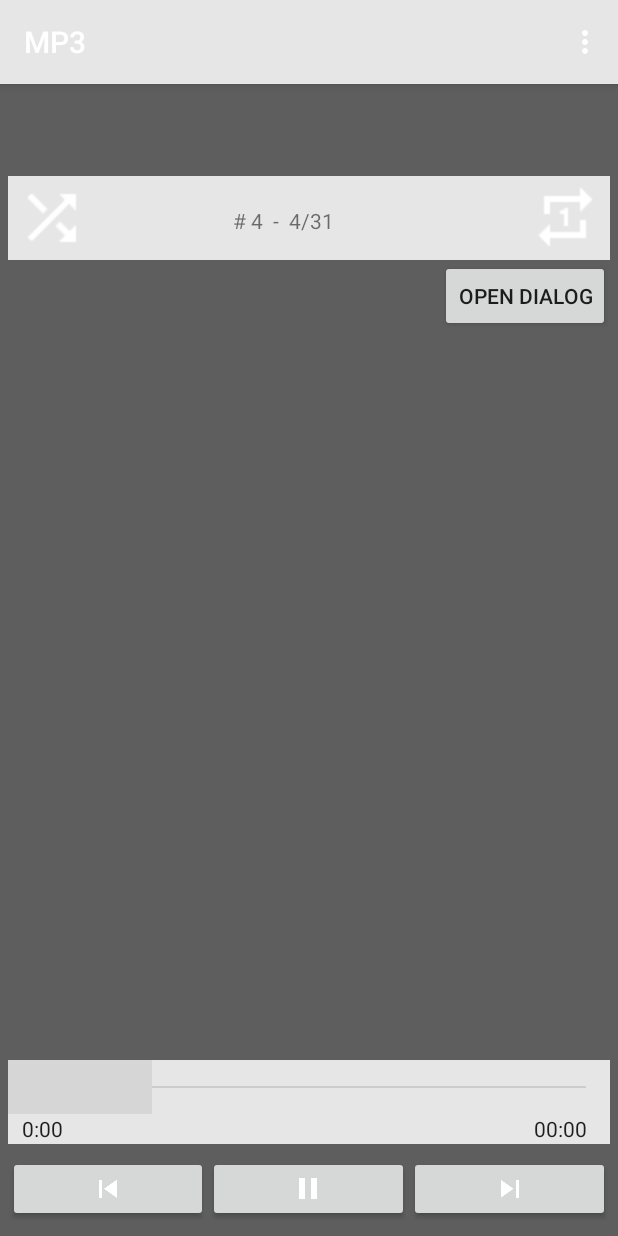
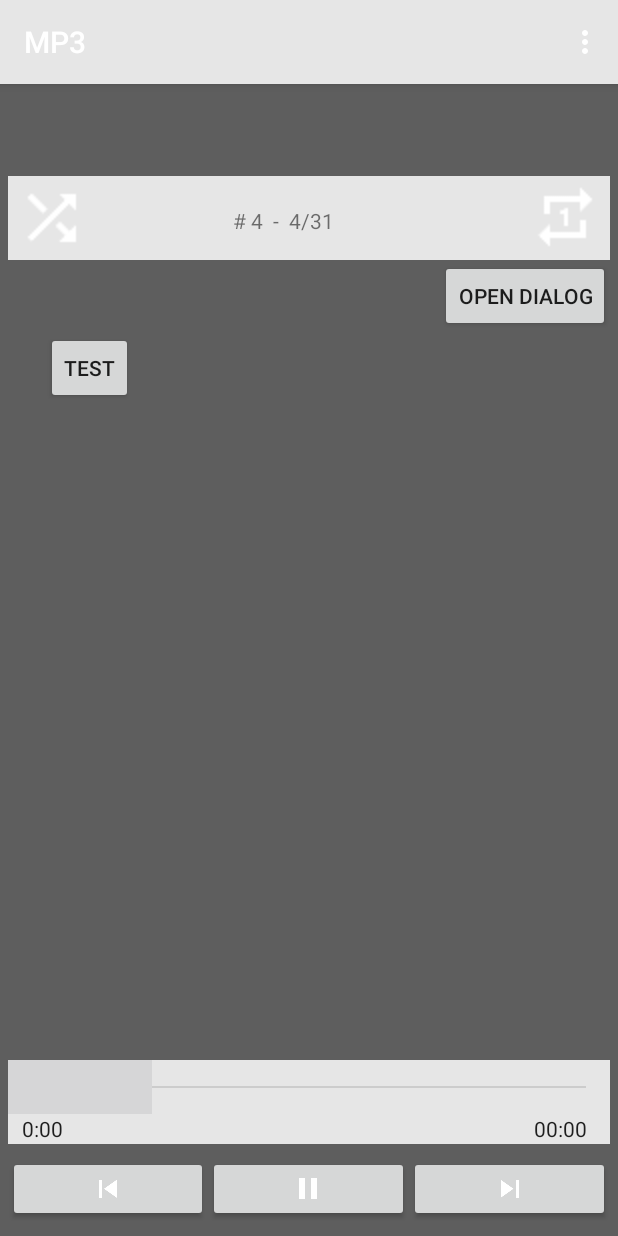
Before and after one commit to Hantinka/MP3_player, an Android app: the screen it shows after launch (ActMain), in the options menu, after a tap on "Open", on a phone screen of 412 x 824 dp. Run offline under Robolectric (Android 15) with nearby library versions, the phone set to English and light mode, and no system bars; libraries missing offline, so code that uses them is left out: com.crashlytics.android, io.fabric.sdk; 1 statement that could not run was skipped.

Commit message:
my adapter

```diff
--- a/app/src/main/java/com/example/irina/mp3/ActFilesList.java
+++ b/app/src/main/java/com/example/irina/mp3/ActFilesList.java
@@ -1,59 +1,46 @@
 package com.example.irina.mp3;
 
 
-import android.content.Context;
+import android.os.Bundle;
 import android.os.Environment;
-import android.os.Bundle;
 import android.support.v7.app.AppCompatActivity;
-import android.view.View;
-import android.widget.AdapterView;
-import android.widget.ArrayAdapter;
 import android.widget.ImageView;
 import android.widget.ListView;
 
 import java.io.File;
+import java.util.ArrayList;
+
 
 public class ActFilesList extends AppCompatActivity {
 
+    ArrayList<Files> files = new ArrayList<Files>();
 
-    private ListView lvFilesList;
-    private ImageView ivIcon;
-
+    ListAdapter listAdapter;
 
 
     @Override
     protected void onCreate(Bundle savedInstanceState) {
         super.onCreate(savedInstanceState);
         setContentView(R.layout.act_files_list);
-        lvFilesList = (ListView)findViewById(R.id.lvOpenFileList);
-        ivIcon = (ImageView)findViewById(R.id.ivIcon);
-        createList();
+
+        //создаём адаптер
+        fillData();
+        listAdapter = new ListAdapter(this,files);
+
+        //настраиваем список
+        ListView lvOpenFileList = (ListView) findViewById(R.id.lvOpenFileList);
+        lvOpenFileList.setAdapter(listAdapter);
+
     }
 
-    public void createList (){
+    //генерируем данные для адаптера
+    void fillData (){
         String directoryPath = Environment.getExternalStorageDirectory().getPath();
-        final File file = new File(directoryPath);
-        final File [] files = file.listFiles();
-        //Utils.DBG(directoryPath);
-        final ArrayAdapter<File> adapter = new ArrayAdapter<File>(this, android.R.layout.simple_list_item_1, files);
-        Utils.DBG("File 0 => "+ files[0].toString());
-        lvFilesList.setAdapter(adapter);
+        //final File file = new File(directoryPath);
+        //final File [] files1 = file.listFiles();
+        files.add(new Files(directoryPath));
+    }
 
 
 
-
-        lvFilesList.setOnItemClickListener(new AdapterView.OnItemClickListener() {
-            @Override
-            public void onItemClick(AdapterView<?> parent, View view, int position, long id) {
-                Utils.DBG("Нажат пункт меню");
-                adapter.getItem(position);
-                if (file.isDirectory()){
-                Utils.DBG("Это папка");
-
-                }
-            }
-        });
-    }
-
-
 }
--- a/app/src/main/java/com/example/irina/mp3/ActMain.java
+++ b/app/src/main/java/com/example/irina/mp3/ActMain.java
@@ -223,6 +223,11 @@ public class ActMain extends AppCompatActivity implements SeekBar.OnSeekBarChang
         startActivity(intent);
     }
 
+    public void onGoTestClick (View view){
+        Intent testIntent = new Intent(this, ActTest.class);
+        startActivity(testIntent);
+    }
+
     @Override
     public void onClick(View v) {
 
--- /dev/null
+++ b/app/src/main/java/com/example/irina/mp3/ActTest.java
@@ -0,0 +1,71 @@
+package com.example.irina.mp3;
+
+import android.support.v7.app.AppCompatActivity;
+import android.os.Bundle;
+import android.view.Menu;
+import android.view.MenuItem;
+import android.view.View;
+import android.widget.ListView;
+import android.widget.Toast;
+
+import java.util.ArrayList;
+
+public class ActTest extends AppCompatActivity {
+    ArrayList<Product> products = new ArrayList<Product>();
+    BoxAdapter boxAdapter;
+
+    @Override
+    protected void onCreate(Bundle savedInstanceState) {
+        super.onCreate(savedInstanceState);
+        setContentView(R.layout.act_test);
+
+        //создаём адаптер
+        fillData();
+        boxAdapter = new BoxAdapter(this,products);
+
+        //настраиваем список
+        ListView lvMain = (ListView) findViewById(R.id.lvMain);
+        lvMain.setAdapter(boxAdapter);
+    }
+
+    //генерируем данные для адаптера
+    void fillData (){
+        for (int i=1; i<= 20; i++){
+            products.add(new Product("Product " + i, i * 1000, R.drawable.ic_folder, false));
+        }
+    }
+
+
+    //выводим информацию о корзинне
+    public void showResult (View v) {
+        String result = "Товары в корзине: ";
+        for (Product p : boxAdapter.getBox()) {
+            if (p.box)
+                result += "\n" + p.name;
+        }
+        Toast.makeText(this, result, Toast.LENGTH_LONG).show();
+
+    }
+
+    @Override
+    public boolean onCreateOptionsMenu(Menu menu) {
+        // Inflate the menu; this adds items to the action bar if it is present.
+        getMenuInflater().inflate(R.menu.menu_act_test, menu);
+        return true;
+    }
+
+    @Override
+    public boolean onOptionsItemSelected(MenuItem item) {
+        // Handle action bar item clicks here. The action bar will
+        // automatically handle clicks on the Home/Up button, so long
+        // as you specify a parent activity in AndroidManifest.xml.
+        int id = item.getItemId();
+
+        //noinspection SimplifiableIfStatement
+        if (id == R.id.action_settings) {
+            return true;
+        }
+
+        return super.onOptionsItemSelected(item);
+    }
+}
--- /dev/null
+++ b/app/src/main/java/com/example/irina/mp3/BoxAdapter.java
@@ -0,0 +1,92 @@
+package com.example.irina.mp3;
+
+import android.content.Context;
+import android.view.LayoutInflater;
+import android.view.View;
+import android.view.ViewGroup;
+import android.widget.BaseAdapter;
+import android.widget.CheckBox;
+import android.widget.CompoundButton;
+import android.widget.ImageView;
+import android.widget.RadioGroup;
+import android.widget.TextView;
+
+import java.util.ArrayList;
+
+/**
+ * Created by Irina on 16.12.2016.
+ */
+public class BoxAdapter extends BaseAdapter {
+    Context ctx;
+    LayoutInflater lInflater;
+    ArrayList<Product> objects;
+
+    BoxAdapter (Context context, ArrayList<Product> products){
+        ctx = context;
+        objects = products;
+        lInflater = (LayoutInflater) ctx
+                .getSystemService(Context.LAYOUT_INFLATER_SERVICE);
+    }
+
+    @Override //кол-во элементов
+    public int getCount() {
+        return objects.size();
+    }
+
+    @Override //эл-т по позиции
+    public Object getItem(int position) {
+        return objects.get(position);
+    }
+
+    @Override //id по позиции
+    public long getItemId(int position) {
+        return position;
+    }
+
+    @Override //пункт списка
+    public View getView(int position, View convertView, ViewGroup parent) {
+        //используем созданные, но не используемые view
+        View view = convertView;
+        if (view == null){
+            view = lInflater.inflate(R.layout.item, parent, false);
+        }
+        Product p = getProduct(position);
+        //заполняем View в пункте списка данными из товаров: наименование, цена, картинка
+        ((TextView) view.findViewById(R.id.tvDescr)).setText(p.name);
+        ((TextView) view.findViewById(R.id.tvPrice)).setText(p.price + "");
+        ((ImageView) view.findViewById(R.id.ivImage)).setImageResource(p.image);
+        CheckBox cbBuy = (CheckBox) view.findViewById(R.id.cbBox);
+        //пррисваиваем чекбоксу обработчик
+        cbBuy.setOnCheckedChangeListener(myCheckChangeList);
+        //пишем позицию
+        cbBuy.setTag(position);
+        //заполняем данными из товаров: в корзине или нет
+        cbBuy.setChecked(p.box);
+        return view;
+    }
+
+    //товар по позиции
+    Product getProduct (int position){
+        return ((Product) getItem(position));
+    }
+
+    //содержимое корзины
+    ArrayList<Product> getBox (){
+        ArrayList<Product> box = new ArrayList<Product>();
+        for (Product p : objects){
+            //если в корзине
+            if (p.box)
+                box.add(p);
+        }
+        return box;
+    }
+
+    //обработчик для чекбоксов
+    CompoundButton.OnCheckedChangeListener myCheckChangeList = new CompoundButton.OnCheckedChangeListener() {
+        @Override
+        public void onCheckedChanged(CompoundButton buttonView, boolean isChecked) {
+            //меняем данные товара (в корзмне или нет)
+            getProduct((Integer) buttonView.getTag()).box = isChecked;
+        }
+    };
+}
--- /dev/null
+++ b/app/src/main/java/com/example/irina/mp3/Product.java
@@ -0,0 +1,18 @@
+package com.example.irina.mp3;
+
+/**
+ * Created by Irina on 16.12.2016.
+ */
+public class Product {
+    String name;
+    int price;
+    int image;
+    boolean box;
+
+    Product (String _describe, int _price, int _image, boolean _box){
+        name = _describe;
+        price = _price;
+        image = _image;
+        box = _box;
+    }
+}
--- a/app/src/main/res/layout/act_files_list.xml
+++ b/app/src/main/res/layout/act_files_list.xml
@@ -23,7 +23,7 @@
             style="?android:attr/buttonStyleSmall"
             android:layout_width="match_parent"
             android:layout_height="match_parent"
-            android:text="Ok"
+            android:text="@string/buttonOk"
             android:id="@+id/btnOk"
             android:layout_weight="1"/>
 
@@ -31,7 +31,7 @@
             style="?android:attr/buttonStyleSmall"
             android:layout_width="match_parent"
             android:layout_height="match_parent"
-            android:text="Cancel"
+            android:text="@string/buttonCancel"
             android:id="@+id/btnCancel"
             android:layout_weight="1"/>
     </LinearLayout>
--- a/app/src/main/res/layout/act_main.xml
+++ b/app/src/main/res/layout/act_main.xml
@@ -179,5 +179,16 @@
             android:layout_alignParentEnd="true"
             android:onClick="onOpenFileClick" />
 
+        <Button
+            style="?android:attr/buttonStyleSmall"
+            android:layout_width="wrap_content"
+            android:layout_height="wrap_content"
+            android:text="TEST"
+            android:id="@+id/btnTest"
+            android:layout_below="@+id/openDialogButton"
+            android:layout_alignParentStart="true"
+            android:layout_marginStart="25dp"
+            android:onClick="onGoTestClick" />
+
     </RelativeLayout>
 </LinearLayout>
--- /dev/null
+++ b/app/src/main/res/menu/menu_act_test.xml
@@ -0,0 +1,6 @@
+<menu xmlns:android="http://schemas.android.com/apk/res/android"
+    xmlns:app="http://schemas.android.com/apk/res-auto"
+    xmlns:tools="http://schemas.android.com/tools" tools:context="com.example.irina.mp3.ActTest">
+    <item android:id="@+id/action_settings" android:title="@string/action_settings"
+        android:orderInCategory="100" app:showAsAction="never" />
+</menu>
--- a/app/src/main/res/values/strings.xml
+++ b/app/src/main/res/values/strings.xml
@@ -6,4 +6,9 @@
     <string name="hello_world">Hello world!</string>
     <string name="title_activity_open_file_dialog">OpenFileDialog</string>
     <string name="title_activity_act_files_list">ActFilesList</string>
+    <string name="title_activity_act_test">ActTest</string>
+    <string name="box">Корзина</string>
+    <string name="buttonOk">Ok</string>
+    <string name="buttonCancel">Cancel</string>
+
 </resources>
```
Also changed, not shown: app/src/main/AndroidManifest.xml (+8 -0 lines), app/src/main/java/com/example/irina/mp3/Files.java (added, +12 -0 lines), app/src/main/java/com/example/irina/mp3/ListAdapter.java (added, +65 -0 lines), app/src/main/res/layout/act_test.xml (added, +21 -0 lines), app/src/main/res/layout/files_list_item.xml (+23 -11 lines), app/src/main/res/layout/item.xml (added, +42 -0 lines), app/src/main/res/layout/lv_item_row.xml (added, +31 -0 lines).
